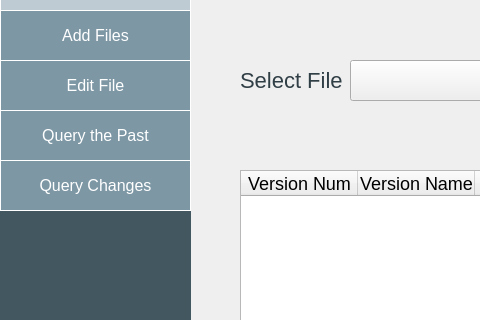
The window that viewfiles.ui (HalaSaadeh/XML_Warehouse) describes before a commit, drawn with Qt 5; both pictures show x 0 to 480 and y 110 to 430 of the 1126 by 928 pixel window.
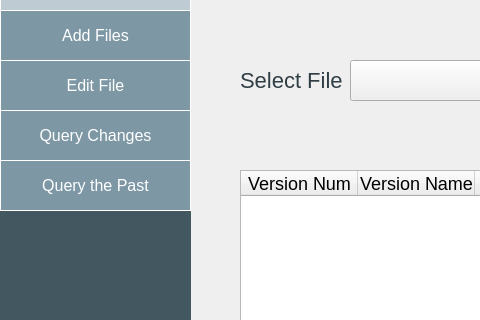
The same window after the commit.

Commit message: built query changes interface

Diff of the .ui file:
```diff
--- a/viewfiles.ui
+++ b/viewfiles.ui
@@ -255,7 +255,7 @@
 </string>
    </property>
    <property name="text">
-    <string>Query the Past</string>
+    <string>Query Changes</string>
    </property>
   </widget>
   <widget class="QPushButton" name="pushButton_5">
@@ -283,7 +283,7 @@
 </string>
    </property>
    <property name="text">
-    <string>Query Changes</string>
+    <string>Query the Past</string>
    </property>
   </widget>
   <widget class="QPushButton" name="editFile">
```
Left out of the diff: 4 changed lines with no effect on the pictures. The commit also changes 4 other files.
